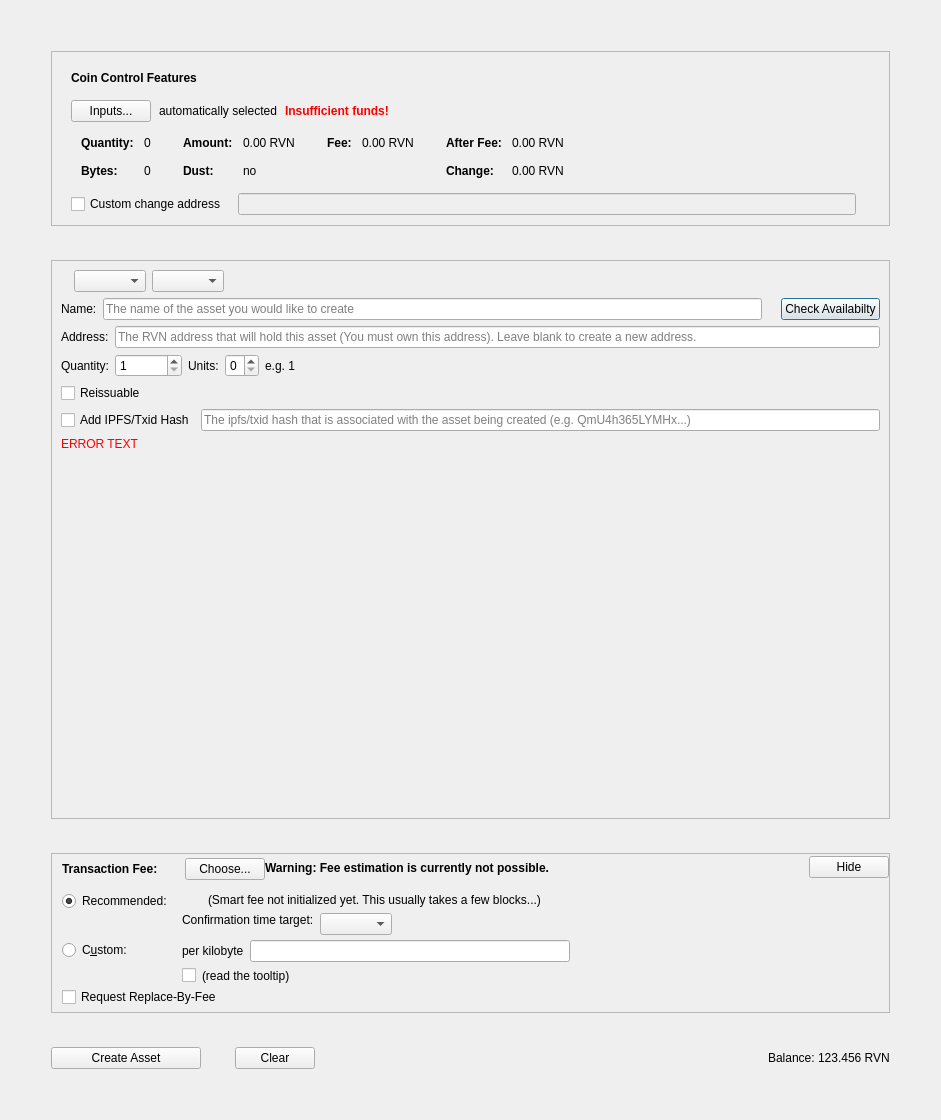
Qt form src/qt/forms/createassetdialog.ui (RavenProject/Ravencoin) before a commit.
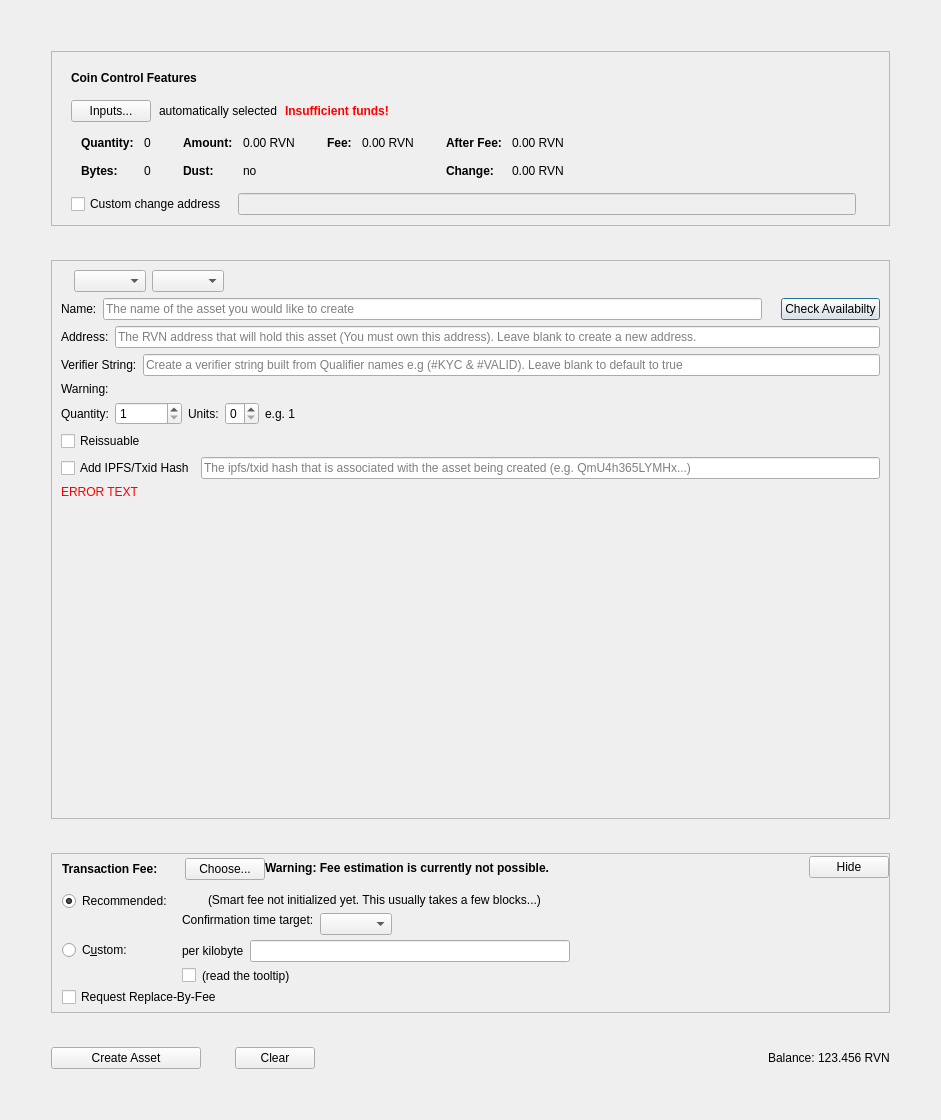
The same form after that commit. Custom widgets are drawn as their Qt base class.

The edit to the form file:
```diff
--- a/src/qt/forms/createassetdialog.ui
+++ b/src/qt/forms/createassetdialog.ui
@@ -694,6 +694,31 @@
             </item>
            </layout>
           </item>
+          <item>
+           <layout class="QHBoxLayout" name="horizontalLayout_9">
+            <item>
+             <widget class="QLabel" name="labelVerifierString">
+              <property name="text">
+               <string>Verifier String:</string>
+              </property>
+             </widget>
+            </item>
+            <item>
+             <widget class="QLineEdit" name="lineEditVerifierString">
+              <property name="placeholderText">
+               <string>Create a verifier string built from Qualifier names e.g (#KYC &amp; #VALID). Leave blank to default to true</string>
+              </property>
+             </widget>
+            </item>
+           </layout>
+          </item>
+          <item>
+           <widget class="QLabel" name="labelVerifierStringErrorMessage">
+            <property name="text">
+             <string>Warning:</string>
+            </property>
+           </widget>
+          </item>
           <item>
            <layout class="QHBoxLayout" name="horizontalLayout_2">
             <item>
```
